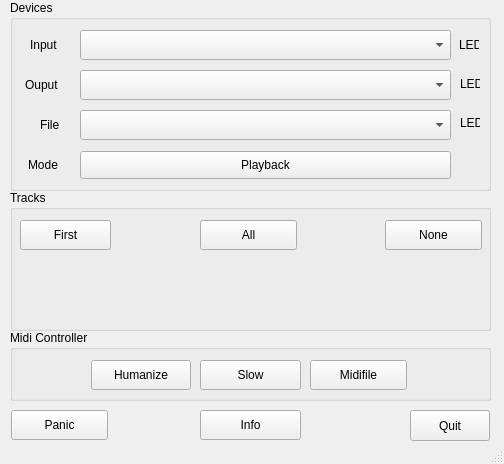
The window that chopin-lab/mainwindow.ui (obook/I-like-Chopin) describes before a commit, drawn with Qt 5.
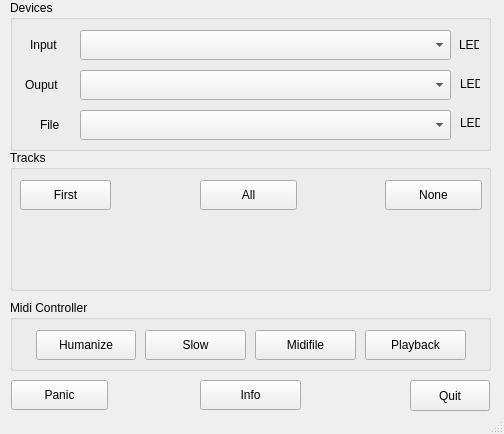
The same window after the commit.

Commit message: Last push before rename.

What changed in the file:
```diff
--- a/chopin-lab/mainwindow.ui
+++ b/chopin-lab/mainwindow.ui
@@ -7,7 +7,7 @@
     <x>0</x>
     <y>0</y>
     <width>504</width>
-    <height>464</height>
+    <height>434</height>
    </rect>
   </property>
   <property name="windowTitle">
@@ -18,7 +18,7 @@
     <property name="geometry">
      <rect>
       <x>410</x>
-      <y>410</y>
+      <y>380</y>
       <width>80</width>
       <height>31</height>
      </rect>
@@ -33,25 +33,12 @@
       <x>10</x>
       <y>0</y>
       <width>481</width>
-      <height>191</height>
+      <height>151</height>
      </rect>
     </property>
     <property name="title">
      <string>Devices</string>
     </property>
-    <widget class="QPushButton" name="pushButton_Mode">
-     <property name="geometry">
-      <rect>
-       <x>70</x>
-       <y>151</y>
-       <width>371</width>
-       <height>28</height>
-      </rect>
-     </property>
-     <property name="text">
-      <string>Playback</string>
-     </property>
-    </widget>
     <widget class="QLabel" name="label_File">
      <property name="geometry">
       <rect>
@@ -85,19 +72,6 @@
       </rect>
      </property>
     </widget>
-    <widget class="QLabel" name="label_Mode">
-     <property name="geometry">
-      <rect>
-       <x>18</x>
-       <y>155</y>
-       <width>71</width>
-       <height>20</height>
-      </rect>
-     </property>
-     <property name="text">
-      <string>Mode</string>
-     </property>
-    </widget>
     <widget class="QLabel" name="label_Ouput">
      <property name="geometry">
       <rect>
@@ -178,7 +152,7 @@
     <property name="geometry">
      <rect>
       <x>10</x>
-      <y>190</y>
+      <y>150</y>
       <width>481</width>
       <height>141</height>
      </rect>
@@ -241,7 +215,7 @@
     <property name="geometry">
      <rect>
       <x>11</x>
-      <y>410</y>
+      <y>380</y>
       <width>97</width>
       <height>30</height>
      </rect>
@@ -254,7 +228,7 @@
     <property name="geometry">
      <rect>
       <x>10</x>
-      <y>330</y>
+      <y>300</y>
       <width>481</width>
       <height>71</height>
      </rect>
@@ -274,9 +248,9 @@
      </property>
      <property name="geometry">
       <rect>
-       <x>300</x>
+       <x>245</x>
        <y>30</y>
-       <width>97</width>
+       <width>101</width>
        <height>30</height>
       </rect>
      </property>
@@ -290,7 +264,7 @@
     <widget class="QPushButton" name="pushButton_Slow">
      <property name="geometry">
       <rect>
-       <x>190</x>
+       <x>135</x>
        <y>30</y>
        <width>101</width>
        <height>30</height>
@@ -306,7 +280,7 @@
      </property>
      <property name="geometry">
       <rect>
-       <x>81</x>
+       <x>26</x>
        <y>30</y>
        <width>100</width>
        <height>30</height>
@@ -316,12 +290,25 @@
       <string>Humanize</string>
      </property>
     </widget>
+    <widget class="QPushButton" name="pushButton_Mode">
+     <property name="geometry">
+      <rect>
+       <x>355</x>
+       <y>30</y>
+       <width>101</width>
+       <height>30</height>
+      </rect>
+     </property>
+     <property name="text">
+      <string>Playback</string>
+     </property>
+    </widget>
    </widget>
    <widget class="QPushButton" name="pushButton_Info">
     <property name="geometry">
      <rect>
       <x>200</x>
-      <y>410</y>
+      <y>380</y>
       <width>101</width>
       <height>30</height>
      </rect>
```
The commit also changes 5 other files.
